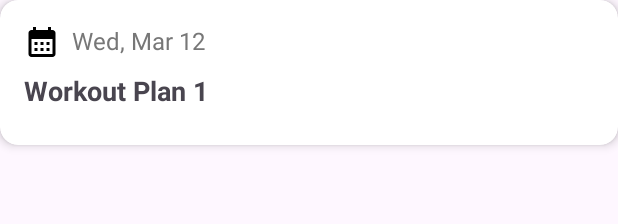
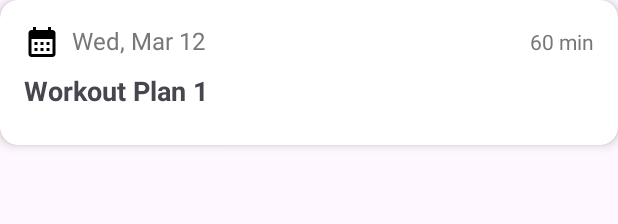
Before and after one commit to harrycunningham04/MuscleMetricApp, an Android app: the layout item_workout_history.xml on its own in the app's theme, with its tools: preview values and no code run, on a phone screen of 412 x 824 dp. Shown: the top 224 px of the screen. Run offline under Robolectric (Android 15) with nearby library versions, the phone set to English and light mode, and no system bars.

Commit message:
duration added

```diff
--- a/app/src/main/java/com/cunninghamharry/loginactivity/HistoryFragment.kt
+++ b/app/src/main/java/com/cunninghamharry/loginactivity/HistoryFragment.kt
@@ -33,6 +33,7 @@ class HistoryFragment : Fragment() {
             WorkoutHistory(
                 date = "Wed, Mar 12",
                 title = "Workout Plan 1",
+                duration = 60,
                 exercises = listOf(
                     ExerciseHistory("Bench Press", listOf(WorkoutSet(100, 8), WorkoutSet(100, 8), WorkoutSet(100, 8))),
                     ExerciseHistory("Pull-ups", listOf(WorkoutSet(5, 10), WorkoutSet(7, 10), WorkoutSet(7, 10))),
@@ -43,6 +44,7 @@ class HistoryFragment : Fragment() {
             WorkoutHistory(
                 date = "Tue, Mar 11",
                 title = "Workout Plan 2",
+                duration = 60,
                 exercises = listOf(
                     ExerciseHistory("Deadlift", listOf(WorkoutSet(120, 5), WorkoutSet(120, 5), WorkoutSet(120, 5))),
                     ExerciseHistory("Lat Pulldown", listOf(WorkoutSet(50, 10), WorkoutSet(55, 10), WorkoutSet(55, 10))),
@@ -52,6 +54,7 @@ class HistoryFragment : Fragment() {
             WorkoutHistory(
                 date = "Mon, Mar 10",
                 title = "Workout Plan 3",
+                duration = 60,
                 exercises = listOf(
                     ExerciseHistory("Squats", listOf(WorkoutSet(110, 8), WorkoutSet(110, 8), WorkoutSet(110, 8))),
                     ExerciseHistory("Leg Press", listOf(WorkoutSet(180, 12), WorkoutSet(190, 12), WorkoutSet(190, 12))),
@@ -61,6 +64,7 @@ class HistoryFragment : Fragment() {
             WorkoutHistory(
                 date = "Sun, Mar 9",
                 title = "Workout Plan 4",
+                duration = 60,
                 exercises = listOf(
                     ExerciseHistory("Overhead Press", listOf(WorkoutSet(50, 8), WorkoutSet(50, 8), WorkoutSet(50, 8))),
                     ExerciseHistory("Dips", listOf(WorkoutSet(10, 12), WorkoutSet(15, 12), WorkoutSet(15, 12))),
@@ -70,6 +74,7 @@ class HistoryFragment : Fragment() {
             WorkoutHistory(
                 date = "Sat, Mar 8",
                 title = "Workout Plan 5",
+                duration = 60,
                 exercises = listOf(
                     ExerciseHistory("Chest Fly", listOf(WorkoutSet(15, 12), WorkoutSet(15, 12), WorkoutSet(15, 12))),
                     ExerciseHistory("Lateral Raises", listOf(WorkoutSet(10, 12), WorkoutSet(12, 12), WorkoutSet(12, 12))),
--- a/app/src/main/java/com/cunninghamharry/loginactivity/WorkoutHistoryAdapter.kt
+++ b/app/src/main/java/com/cunninghamharry/loginactivity/WorkoutHistoryAdapter.kt
@@ -13,7 +13,8 @@ import com.google.android.flexbox.FlexWrap
 data class WorkoutHistory(
     val date: String,
     val title: String,
-    val exercises: List<ExerciseHistory>
+    val exercises: List<ExerciseHistory>,
+    val duration: Int
 )
 
 data class ExerciseHistory(
@@ -32,6 +33,7 @@ class WorkoutHistoryAdapter(private val workouts: List<WorkoutHistory>) :
     class HistoryViewHolder(view: View) : RecyclerView.ViewHolder(view) {
         val workoutDate: TextView = view.findViewById(R.id.workoutDate)
         val workoutTitle: TextView = view.findViewById(R.id.workoutTitle)
+        val workoutDuration: TextView = itemView.findViewById(R.id.workoutDuration)
         val exerciseContainer: LinearLayout = view.findViewById(R.id.exerciseContainer)
     }
 
@@ -45,6 +47,7 @@ class WorkoutHistoryAdapter(private val workouts: List<WorkoutHistory>) :
         val workout = workouts[position]
         holder.workoutDate.text = workout.date
         holder.workoutTitle.text = workout.title
+        holder.workoutDuration.text = "${workout.duration} min"
 
         // Clear previous views
         holder.exerciseContainer.removeAllViews()
--- a/app/src/main/res/layout/item_workout_history.xml
+++ b/app/src/main/res/layout/item_workout_history.xml
@@ -14,16 +14,34 @@
         android:orientation="vertical"
         android:padding="16dp">
 
+        <!-- Row for Date and Duration -->
+        <LinearLayout
+            android:layout_width="match_parent"
+            android:layout_height="wrap_content"
+            android:orientation="horizontal"
+            android:gravity="center_vertical">
+
             <!-- Workout Date -->
             <TextView
                 android:id="@+id/workoutDate"
-            android:layout_width="wrap_content"
+                android:layout_width="0dp"
                 android:layout_height="wrap_content"
+                android:layout_weight="1"
                 android:text="Wed, Mar 12"
                 android:textSize="16sp"
                 android:textColor="#777"
                 android:drawableStart="@drawable/ic_calendar"
                 android:drawablePadding="8dp"/>
+
+            <!-- Workout Duration -->
+            <TextView
+                android:id="@+id/workoutDuration"
+                android:layout_width="wrap_content"
+                android:layout_height="wrap_content"
+                android:text="60 min"
+                android:textSize="14sp"
+                android:textColor="#777"/>
+        </LinearLayout>
 
         <!-- Workout Title -->
         <TextView
```
Also changed, not shown: app/src/main/java/com/cunninghamharry/loginactivity/ExerciseAdapter.kt (+13 -14 lines), app/src/main/java/com/cunninghamharry/loginactivity/SetAdapter.kt (+27 -6 lines), app/src/main/java/com/cunninghamharry/loginactivity/WorkoutActivity.kt (+73 -3 lines). Lines whose indentation alone changed are shown as unchanged.
